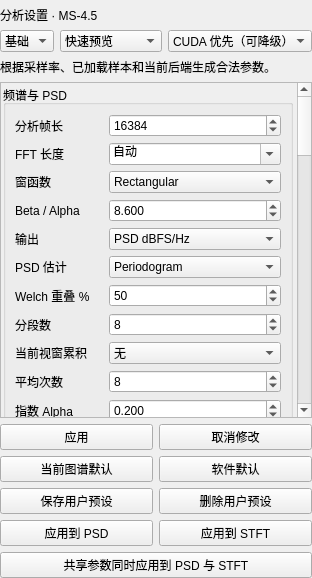
This is apps/signal_studio/ui/SignalAnalysisSettingsPanel.ui in yulongpo/signal_studio as Qt 5 draws it before an edit. The edited form follows.
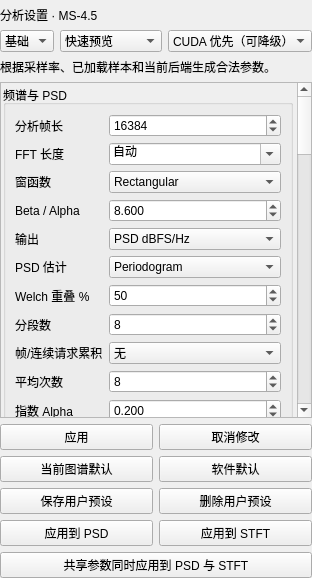
This is the edited form.

Patch:
```diff
--- a/apps/signal_studio/ui/SignalAnalysisSettingsPanel.ui
+++ b/apps/signal_studio/ui/SignalAnalysisSettingsPanel.ui
@@ -58,7 +58,7 @@
         <item row="6" column="1"><widget class="QSpinBox" name="welchOverlapSpin"><property name="minimum"><number>0</number></property><property name="maximum"><number>95</number></property><property name="value"><number>50</number></property></widget></item>
         <item row="7" column="0"><widget class="QLabel" name="welchSegmentsLabel"><property name="text"><string>分段数</string></property></widget></item>
         <item row="7" column="1"><widget class="QSpinBox" name="welchSegmentsSpin"><property name="minimum"><number>1</number></property><property name="maximum"><number>4096</number></property><property name="value"><number>8</number></property></widget></item>
-        <item row="8" column="0"><widget class="QLabel" name="averagingLabel"><property name="text"><string>当前视窗累积</string></property></widget></item>
+        <item row="8" column="0"><widget class="QLabel" name="averagingLabel"><property name="text"><string>帧/连续请求累积</string></property></widget></item>
         <item row="8" column="1"><widget class="QComboBox" name="averagingCombo"><item><property name="text"><string>无</string></property></item><item><property name="text"><string>线性平均</string></property></item><item><property name="text"><string>指数平均</string></property></item><item><property name="text"><string>最大保持</string></property></item></widget></item>
         <item row="9" column="0"><widget class="QLabel" name="averagingCountLabel"><property name="text"><string>平均次数</string></property></widget></item>
         <item row="9" column="1"><widget class="QSpinBox" name="averagingCountSpin"><property name="minimum"><number>1</number></property><property name="maximum"><number>4096</number></property><property name="value"><number>8</number></property></widget></item>
@@ -82,6 +82,8 @@
         <item row="18" column="1"><widget class="QComboBox" name="detrendCombo"><item><property name="text"><string>无</string></property></item><item><property name="text"><string>去均值</string></property></item></widget></item>
         <item row="19" column="0"><widget class="QLabel" name="measurementSourceLabel"><property name="text"><string>测量来源</string></property></widget></item>
         <item row="19" column="1"><widget class="QComboBox" name="measurementSourceCombo"><item><property name="text"><string>未平滑原始值</string></property></item><item><property name="text"><string>平滑显示值</string></property></item></widget></item>
+        <item row="20" column="0"><widget class="QLabel" name="maximumHoldResetLabel"><property name="text"><string>最大保持</string></property></widget></item>
+        <item row="20" column="1"><widget class="QPushButton" name="resetMaximumHoldButton"><property name="text"><string>复位连续最大保持</string></property></widget></item>
        </layout>
       </widget></item>
       <item><widget class="QGroupBox" name="spectrogramGroup"><property name="title"><string>时频图</string></property>
```
